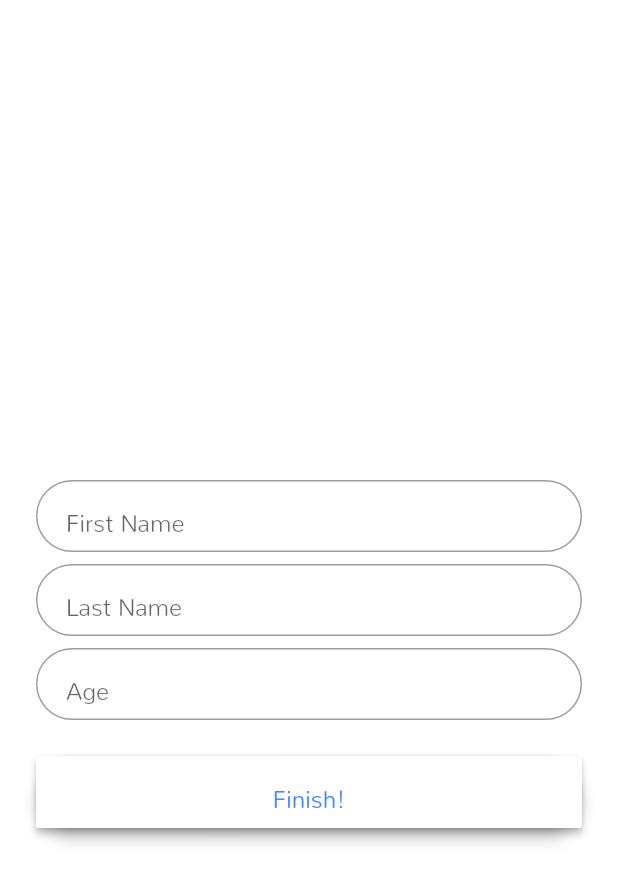
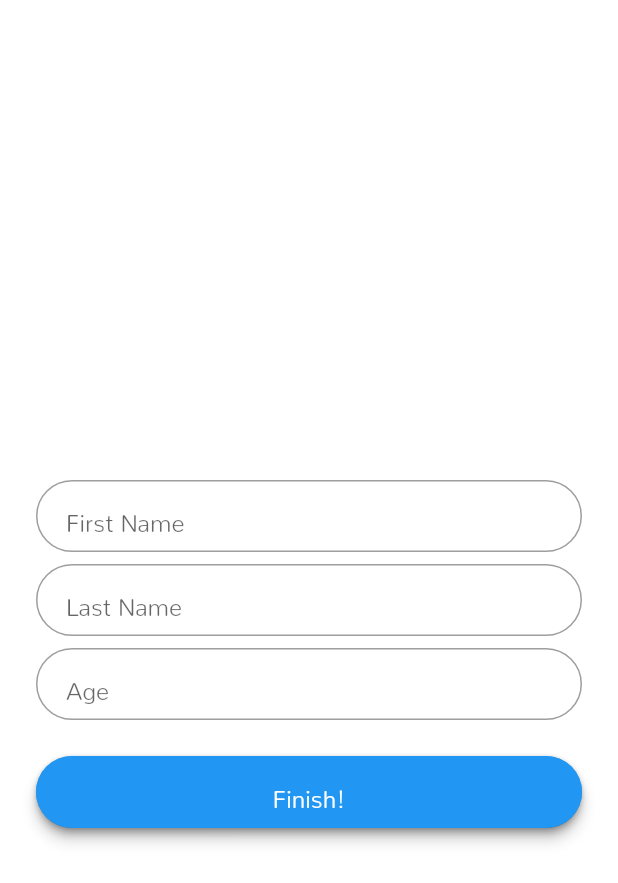
Before and after one commit to yankies-codeman/voca, a Flutter app: the SignUpPage screen opened by its route, on a phone screen of 412 x 824 dp. Shown: the top 883 px of the screen. Run offline on Flutter 3.47's test engine with Material 2 defaults, Android fonts, the phone set to English and light mode, and no system bars; our stand-ins replace cloud_firestore, firebase_auth; accounts and stored records are empty.

Commit message:
button fixed

```diff
--- a/lib/UI/progress-button.dart
+++ b/lib/UI/progress-button.dart
@@ -14,7 +14,7 @@ class _ProgressButtonState extends State<ProgressButton> with TickerProviderStat
 
 AnimationController _animationController;
 Animation _animation;
-bool _isPressed = false,_animatingReveal = false;
+bool _isPressed = false, _animatingReveal = false;
 int _state = 0;
 double _width = double.infinity;
 GlobalKey _globalKey = GlobalKey();
@@ -44,7 +44,8 @@ GlobalKey _globalKey = GlobalKey();
           width: _width,
           child: RaisedButton(
             padding: EdgeInsets.all(0.0),
-            color: _state == 2 ? Colors.blueAccent : Colors.white,
+            color: _state == 2 ? Colors.white : Colors.blue,
+            shape: new RoundedRectangleBorder(borderRadius: new BorderRadius.circular(30.0)),
             child: buildButtonChild(),
             onPressed: () {},
             onHighlightChanged: (isPressed) {
@@ -92,7 +93,7 @@ GlobalKey _globalKey = GlobalKey();
     if (_state == 0) {
       return Text(
         'Finish!',
-        style: TextStyle(color: Colors.blueAccent, fontSize: 16.0),
+        style: TextStyle(color: Colors.white, fontSize: 16.0),
       );
     } else if (_state == 1) {
       return SizedBox(
@@ -100,11 +101,11 @@ GlobalKey _globalKey = GlobalKey();
         width: 36.0,
         child: CircularProgressIndicator(
           value: null,
-          valueColor: AlwaysStoppedAnimation<Color>(Colors.white),
+          valueColor: AlwaysStoppedAnimation<Color>(Colors.white)
         ),
       );
     } else {
-      return Icon(Icons.check, color: Colors.white);
+      return Icon(Icons.check, color: Colors.blue);
     }
   }
 
--- a/lib/pages/signUp-page.dart
+++ b/lib/pages/signUp-page.dart
@@ -13,7 +13,7 @@ class _SignUpPageState extends State<SignUpPage> {
 
 
 
-  validationDialog(BuildContext context){
+   validationDialog(BuildContext context){
           return showDialog(
             context: context,
             barrierDismissible: false,
@@ -35,7 +35,7 @@ class _SignUpPageState extends State<SignUpPage> {
           );
     }
 
-    addNewUser(){
+   addNewUser(){
       if(_firstName == null || _lastName == null)
       {
         validationDialog(context);
@@ -137,7 +137,9 @@ class _SignUpPageState extends State<SignUpPage> {
             SizedBox(height: 8.0),
             ageTextField,
             SizedBox(height: 24.0),
-             ProgressButton()//saveButton
+            Center(
+                 child:ProgressButton()
+              )//saveButton
           ]
 
         )
--- a/pubspec.yaml
+++ b/pubspec.yaml
@@ -22,12 +22,14 @@ dependencies:
   # The following adds the Cupertino Icons font to your application.
   # Use with the CupertinoIcons class for iOS style icons.
   cupertino_icons: ^0.1.2
+  fluro: "^1.3.1"
 
 dev_dependencies:
   flutter_test:
     sdk: flutter
 
   flutter_launcher_icons: "^0.6.1"
+
 
 flutter_icons:
   image_path: "assets/images/robot.png"
```
Also changed, not shown: lib/UI/circular-reveal-painter.dart (+20 -20 lines), lib/UI/circular-reveal.dart (+35 -35 lines), lib/main.dart (+13 -1 lines), lib/pages/login-page.dart (+11 -4 lines), pubspec.lock, 1 other file.
